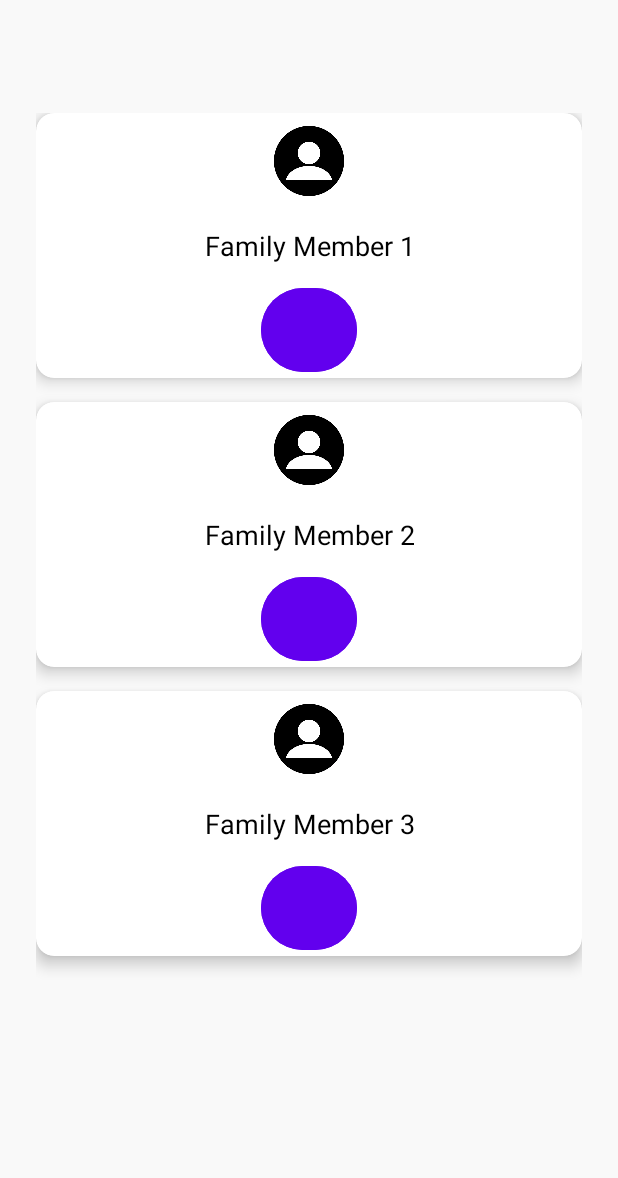
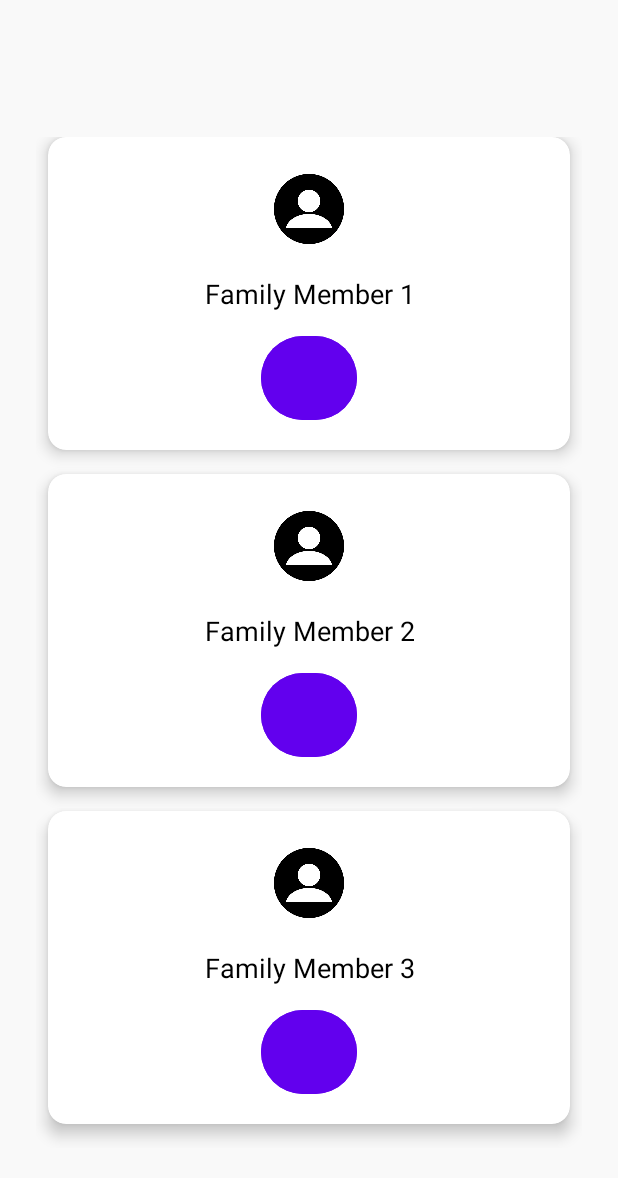
Before and after one commit to AtithiShekhar/PrisonerCalling, an Android app built with Jetpack Compose: the layout activity_main.xml on its own in the app's theme, with its tools: preview values and no code run, on a phone screen of 412 x 824 dp. Shown: the top 1178 px of the screen. Run offline under Robolectric (Android 15) with nearby library versions, the phone set to English and light mode, and no system bars; plain views replace ZegoSendCallInvitationButton.

Commit message:
Update activity_main.xml

```diff
--- a/app/src/main/res/layout/activity_main.xml
+++ b/app/src/main/res/layout/activity_main.xml
@@ -7,13 +7,24 @@
     android:background="#F9F9F9">
 
     <LinearLayout
+        android:layout_width="match_parent"
+        android:layout_height="wrap_content"
+        android:orientation="vertical">
+
+        <LinearLayout
+            android:id="@+id/WalletContainer"
+            android:layout_width="match_parent"
+            android:layout_height="wrap_content"
+            android:orientation="horizontal"
+            android:layout_marginTop="16dp" />
+
+        <LinearLayout
             android:orientation="vertical"
             android:gravity="center"
             android:layout_width="match_parent"
             android:layout_height="wrap_content"
             android:padding="24dp">
 
-        <!-- Current User Name -->
             <TextView
                 android:id="@+id/CurrentUserNameTxt"
                 android:layout_width="wrap_content"
@@ -23,7 +34,6 @@
                 android:textStyle="bold"
                 android:layout_marginBottom="16dp"/>
 
-        <!-- No Call Text -->
             <TextView
                 android:id="@+id/NoCallTxt"
                 android:layout_width="wrap_content"
@@ -34,7 +44,6 @@
                 android:layout_marginBottom="24dp"
                 android:visibility="gone"/>
 
-        <!-- Call Card Container -->
             <LinearLayout
                 android:id="@+id/CallCardsContainer"
                 android:layout_width="match_parent"
@@ -42,20 +51,20 @@
                 android:orientation="vertical"
                 android:gravity="center">
 
-            <!-- Card for Receiver 1 -->
                 <androidx.cardview.widget.CardView
                     android:layout_width="match_parent"
                     android:layout_height="wrap_content"
                     android:layout_marginBottom="16dp"
                     app:cardElevation="6dp"
                     app:cardCornerRadius="12dp"
-                android:padding="16dp">
+                    android:layout_marginHorizontal="8dp">
 
                     <LinearLayout
                         android:orientation="vertical"
                         android:layout_width="match_parent"
                         android:layout_height="wrap_content"
-                    android:gravity="center_horizontal">
+                        android:gravity="center_horizontal"
+                        android:padding="16dp">
 
                         <ImageView
                             android:layout_width="64dp"
@@ -83,20 +92,20 @@
                     </LinearLayout>
                 </androidx.cardview.widget.CardView>
 
-            <!-- Card for Receiver 2 -->
                 <androidx.cardview.widget.CardView
                     android:layout_width="match_parent"
                     android:layout_height="wrap_content"
                     android:layout_marginBottom="16dp"
                     app:cardElevation="6dp"
                     app:cardCornerRadius="12dp"
-                android:padding="16dp">
+                    android:layout_marginHorizontal="8dp">
 
                     <LinearLayout
                         android:orientation="vertical"
                         android:layout_width="match_parent"
                         android:layout_height="wrap_content"
-                    android:gravity="center_horizontal">
+                        android:gravity="center_horizontal"
+                        android:padding="16dp">
 
                         <ImageView
                             android:layout_width="64dp"
@@ -124,20 +133,20 @@
                     </LinearLayout>
                 </androidx.cardview.widget.CardView>
 
-            <!-- Card for Receiver 3 -->
                 <androidx.cardview.widget.CardView
                     android:layout_width="match_parent"
                     android:layout_height="wrap_content"
                     android:layout_marginBottom="16dp"
                     app:cardElevation="6dp"
                     app:cardCornerRadius="12dp"
-                android:padding="16dp">
+                    android:layout_marginHorizontal="8dp">
 
                     <LinearLayout
                         android:orientation="vertical"
                         android:layout_width="match_parent"
                         android:layout_height="wrap_content"
-                    android:gravity="center_horizontal">
+                        android:gravity="center_horizontal"
+                        android:padding="16dp">
 
                         <ImageView
                             android:layout_width="64dp"
@@ -166,4 +175,5 @@
                 </androidx.cardview.widget.CardView>
             </LinearLayout>
         </LinearLayout>
+    </LinearLayout>
 </ScrollView>
```
Lines whose indentation alone changed are shown as unchanged.
